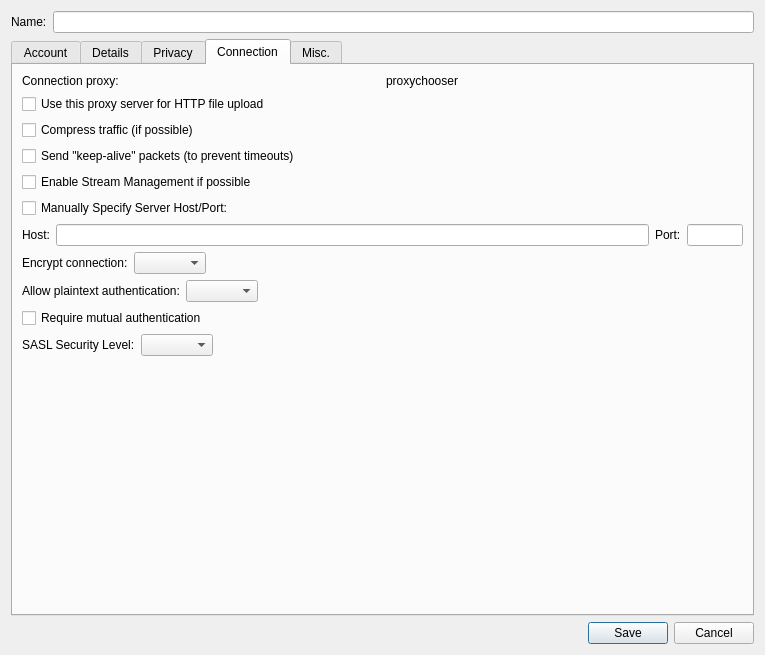
First picture: the form in src/accountmodify.ui, repository psi-im/psi, before the edit.
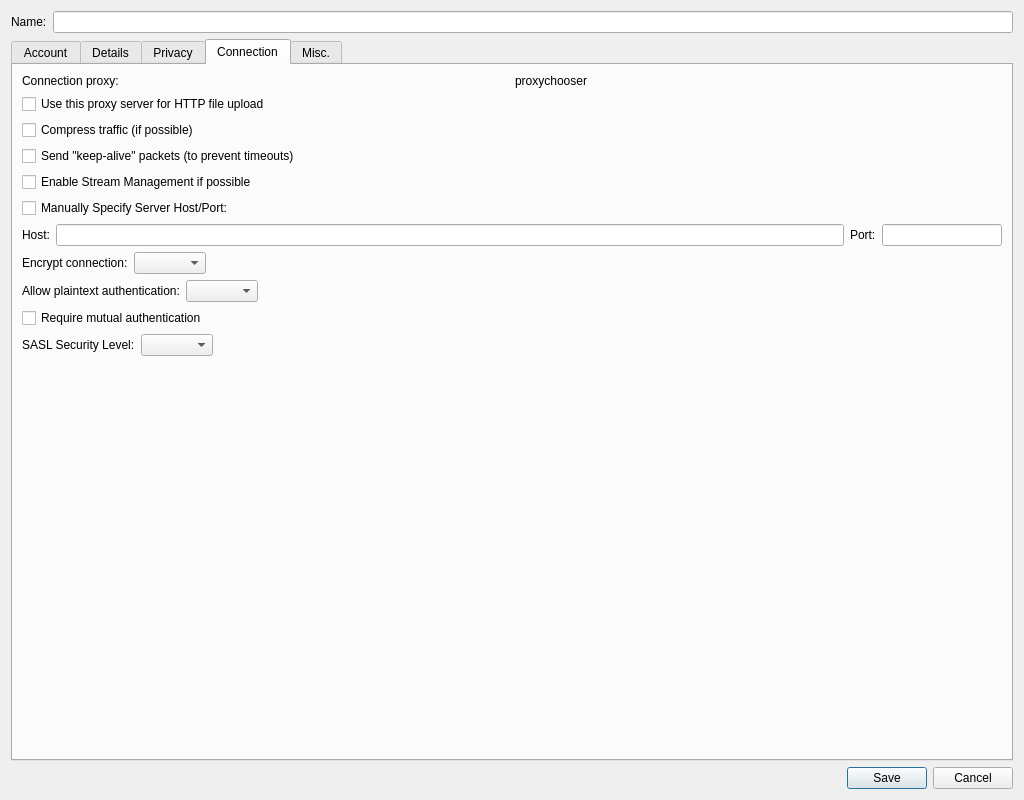
Second picture: the form after the edit. The open tabs and pages were chosen to show the change.

```diff
--- a/src/accountmodify.ui
+++ b/src/accountmodify.ui
@@ -6,8 +6,8 @@
    <rect>
     <x>0</x>
     <y>0</y>
-    <width>765</width>
-    <height>655</height>
+    <width>1024</width>
+    <height>800</height>
    </rect>
   </property>
   <property name="windowTitle">
@@ -701,13 +701,13 @@
           <widget class="QLineEdit" name="le_port">
            <property name="minimumSize">
             <size>
-             <width>56</width>
+             <width>80</width>
              <height>0</height>
             </size>
            </property>
            <property name="maximumSize">
             <size>
-             <width>56</width>
+             <width>120</width>
              <height>32767</height>
             </size>
            </property>
```
Left out of the diff: 12 changed lines with no effect on the pictures.
